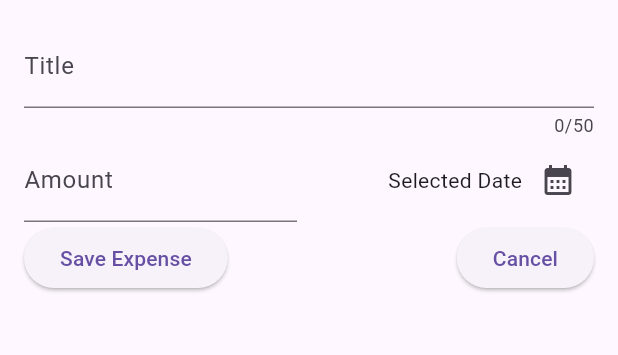
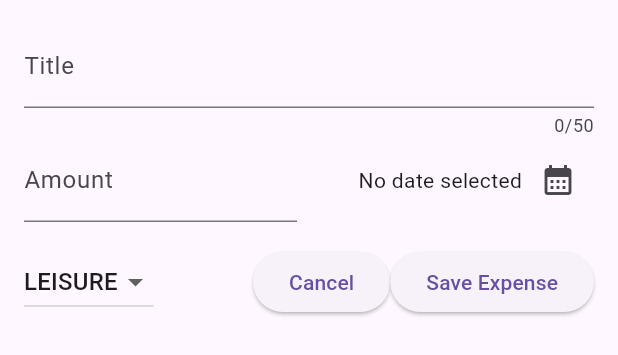
Before and after one commit to Navid-Rahman/Expense-Tracker-Flutter, a Flutter app: the NewExpense widget shown alone on an empty page, opened directly, on a phone screen of 412 x 824 dp. Shown: the top 355 px of the screen. Run offline on Flutter 3.47's test engine with Material 2 defaults, Android fonts, the phone set to English and light mode, and no system bars.

Commit message:
New Expense add menu edited

```diff
--- a/lib/widgets/expenses.dart
+++ b/lib/widgets/expenses.dart
@@ -1,7 +1,8 @@
+import 'package:flutter/material.dart';
+
+import 'package:expense_tracker/models/expense.dart';
 import 'package:expense_tracker/widgets/expenses_list/expenses_list.dart';
-import 'package:expense_tracker/models/expense.dart';
 import 'package:expense_tracker/widgets/new_expense.dart';
-import 'package:flutter/material.dart';
 
 class Expenses extends StatefulWidget {
   const Expenses({super.key});
--- a/lib/widgets/expenses_list/expenses_list.dart
+++ b/lib/widgets/expenses_list/expenses_list.dart
@@ -1,8 +1,8 @@
 // ignore_for_file: public_member_api_docs, sort_constructors_first
-import 'package:expense_tracker/widgets/expenses_list/expenses_item.dart';
 import 'package:flutter/material.dart';
 
 import 'package:expense_tracker/models/expense.dart';
+import 'package:expense_tracker/widgets/expenses_list/expenses_item.dart';
 
 class ExpensesList extends StatelessWidget {
   const ExpensesList({
--- a/lib/widgets/new_expense.dart
+++ b/lib/widgets/new_expense.dart
@@ -1,4 +1,6 @@
 import 'package:flutter/material.dart';
+
+import 'package:expense_tracker/models/expense.dart';
 
 class NewExpense extends StatefulWidget {
   const NewExpense({super.key});
@@ -8,26 +10,10 @@ class NewExpense extends StatefulWidget {
 }
 
 class _NewExpenseState extends State<NewExpense> {
-  // var _enteredTitle = '';
-
-  // void _saveTitleInput(String inputValue) {
-  //   _enteredTitle = inputValue;
-  // }
-
+  final _amountController = TextEditingController();
+  Category _selectedCategory = Category.leisure;
+  DateTime? _selectedDate;
   final _titleController = TextEditingController();
-  final _amountController = TextEditingController();
-
-  void _presentDatePicker() {
-    final now = DateTime.now();
-    final firstDate = DateTime(now.year - 1, now.month, now.day);
-
-    showDatePicker(
-      context: context,
-      initialDate: now,
-      firstDate: firstDate,
-      lastDate: now,
-    );
-  }
 
 //! After calling a TextEditingController to store a input data, then dispose the data after finishing. Unless, this widget will be active always.
   @override
@@ -35,6 +21,24 @@ class _NewExpenseState extends State<NewExpense> {
     _titleController.dispose();
     _amountController.dispose();
     super.dispose();
+  }
+
+  void _presentDatePicker() async {
+    final now = DateTime.now();
+    final firstDate = DateTime(now.year - 1, now.month, now.day);
+
+    final pickedDate = await showDatePicker(
+      context: context,
+      initialDate: now,
+      firstDate: firstDate,
+      lastDate: now,
+    );
+
+    setState(() {
+      _selectedDate = pickedDate;
+    });
+
+    //this line
   }
 
   @override
@@ -73,23 +77,46 @@ class _NewExpenseState extends State<NewExpense> {
                   mainAxisAlignment: MainAxisAlignment.end,
                   crossAxisAlignment: CrossAxisAlignment.center,
                   children: [
-                    const Text('Selected Date'),
+                    Text(
+                      _selectedDate == null
+                          ? 'No date selected'
+                          : formatter.format(_selectedDate!),
+                    ),
+                    //? Using (!)  to force dart to assume that the value will never be 'null'
                     IconButton(
                       onPressed: _presentDatePicker,
                       icon: const Icon(Icons.calendar_month),
-                    )
+                    ),
                   ],
                 ),
-              )
+              ),
             ],
+          ),
+          const SizedBox(
+            height: 16,
           ),
           Row(
             children: [
-              ElevatedButton(
-                onPressed: () {
-                  print(_titleController.text);
+              DropdownButton(
+                value: _selectedCategory,
+                items: Category.values
+                    .map(
+                      (category) => DropdownMenuItem(
+                        value: category,
+                        child: Text(
+                          category.name.toUpperCase(),
+                        ),
+                      ),
+                    )
+                    .toList(),
+                onChanged: (value) {
+                  if (value == null) {
+                    return;
+                  }
+                  setState(() {
+                    _selectedCategory = value;
+                  });
                 },
-                child: const Text('Save Expense'),
               ),
               const Spacer(),
               ElevatedButton(
@@ -98,6 +125,13 @@ class _NewExpenseState extends State<NewExpense> {
                 },
                 child: const Text('Cancel'),
               ),
+              ElevatedButton(
+                onPressed: () {
+                  print(_titleController.text);
+                  print(_amountController.text);
+                },
+                child: const Text('Save Expense'),
+              ),
             ],
           ),
         ],
```
